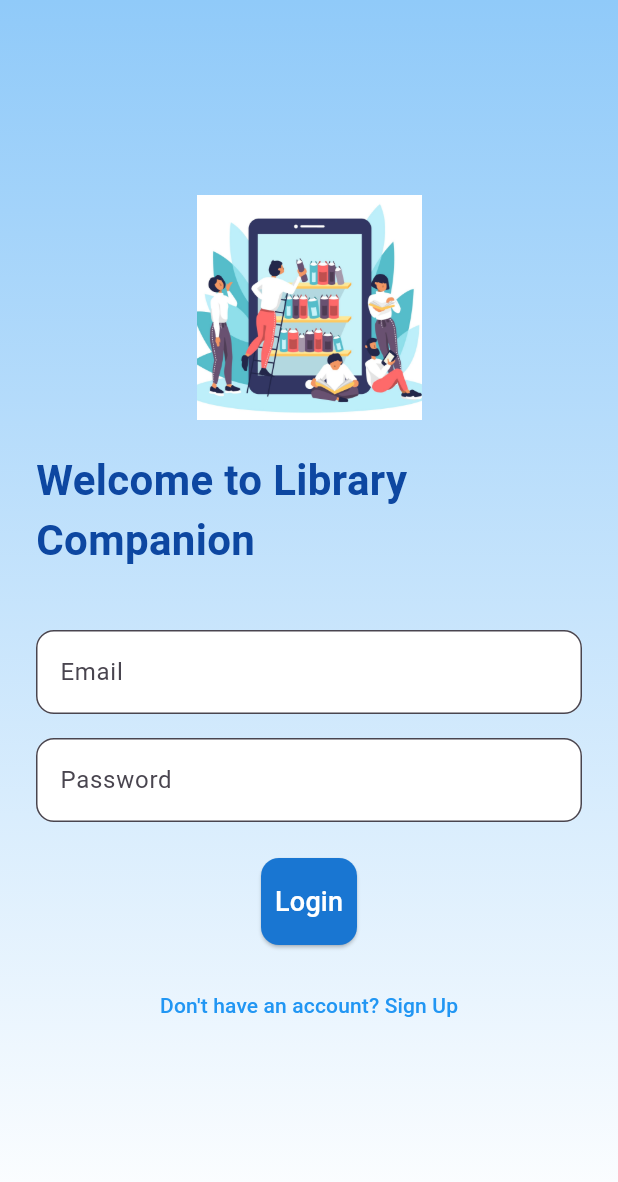
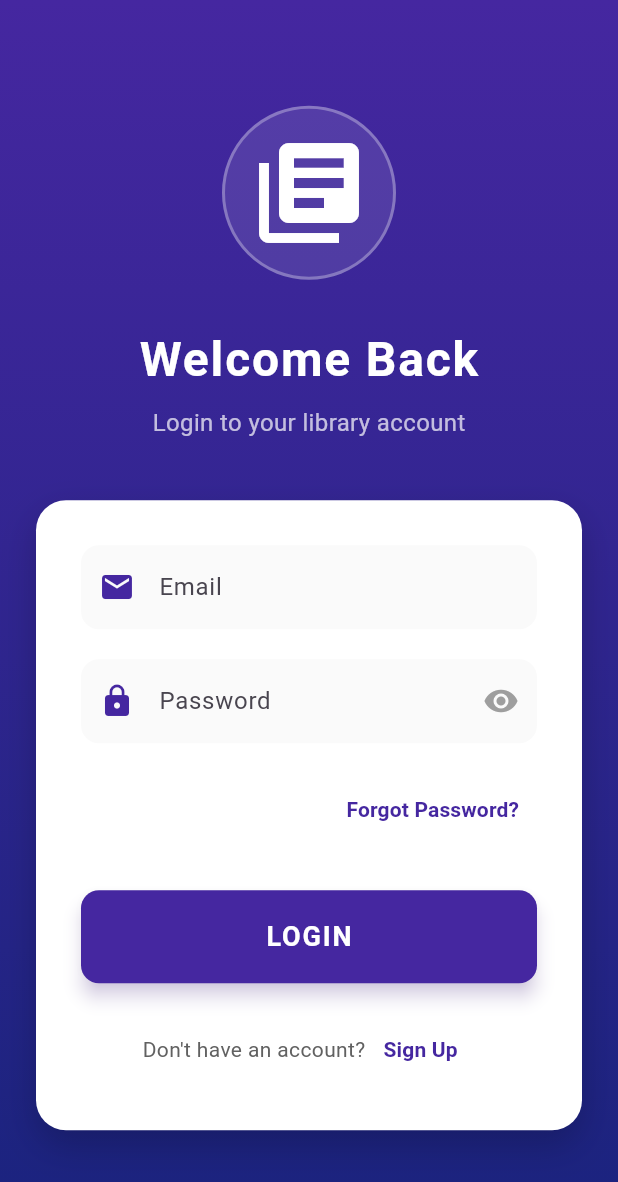
Before and after one commit to bsc-com-12-19/Library-Companion, a Flutter app: the screen it shows after launch, on a phone screen of 412 x 824 dp. Shown: the top 1182 px of the screen. Run offline on Flutter 3.47's test engine with Material 3 defaults, Android fonts, the light colour scheme and no system bars; our stand-ins replace supabase_flutter; accounts and stored records are empty.

Commit message:
update on log in
I changed the theme to match the sign up and added Updated background gradient to deep purple/indigo

Replaced image logo with elegant library book icon in circular container

Added white card with shadow for the form container

```diff
--- a/library_companion/lib/loginscreen.dart
+++ b/library_companion/lib/loginscreen.dart
@@ -13,6 +13,7 @@ class _LoginScreenState extends State<LoginScreen> with SingleTickerProviderStat
   final passwordController = TextEditingController();
   late AnimationController _controller;
   late Animation<double> _opacity;
+  bool _obscurePassword = true;
 
   @override
   void initState() {
@@ -43,43 +44,76 @@ class _LoginScreenState extends State<LoginScreen> with SingleTickerProviderStat
             begin: Alignment.topCenter,
             end: Alignment.bottomCenter,
             colors: [
-              Colors.blue.shade200,
-              Colors.white,
+              Colors.deepPurple.shade800,
+              Colors.indigo.shade900,
             ],
           ),
         ),
-        child: Padding(
+        child: Center(
+          child: SingleChildScrollView(
             padding: const EdgeInsets.all(24.0),
             child: Column(
               mainAxisAlignment: MainAxisAlignment.center,
               children: [
-              // Library logo with animation
+                // Animated logo
                 FadeTransition(
                   opacity: _opacity,
-                child: Image.asset(
-                  'assets/images/library.jpg', // Add library image to assets
-                  height: 150,
-                  width: 150,
-                  fit: BoxFit.cover,
+                  child: Container(
+                    padding: const EdgeInsets.all(16),
+                    decoration: BoxDecoration(
+                      color: Colors.white.withOpacity(0.1),
+                      shape: BoxShape.circle,
+                      border: Border.all(color: Colors.white30, width: 2),
+                    ),
+                    child: const Icon(
+                      Icons.library_books,
+                      size: 80,
+                      color: Colors.white,
                     ),
                   ),
-              const SizedBox(height: 20),
-              // Title with animation
+                ),
+                const SizedBox(height: 30),
+                // Title
                 FadeTransition(
                   opacity: _opacity,
                   child: Text(
-                  'Welcome to Library Companion',
+                    'Welcome Back',
                     style: TextStyle(
-                    fontSize: 28,
-                    fontWeight: FontWeight.bold,
-                    color: Colors.blue.shade900,
+                      fontSize: 32,
+                      fontWeight: FontWeight.w700,
+                      color: Colors.white,
+                      letterSpacing: 1.2,
+                    ),
+                  ),
+                ),
+                const SizedBox(height: 8),
+                FadeTransition(
+                  opacity: _opacity,
+                  child: Text(
+                    'Login to your library account',
+                    style: TextStyle(
+                      fontSize: 16,
+                      color: Colors.white70,
                     ),
                   ),
                 ),
                 const SizedBox(height: 40),
-              // Form with animation
+                // Form
                 FadeTransition(
                   opacity: _opacity,
+                  child: Container(
+                    padding: const EdgeInsets.all(30),
+                    decoration: BoxDecoration(
+                      color: Colors.white,
+                      borderRadius: BorderRadius.circular(20),
+                      boxShadow: [
+                        BoxShadow(
+                          color: Colors.black.withOpacity(0.2),
+                          blurRadius: 20,
+                          offset: const Offset(0, 10),
+                        )
+                      ],
+                    ),
                     child: Form(
                       key: _formKey,
                       child: Column(
@@ -88,39 +122,75 @@ class _LoginScreenState extends State<LoginScreen> with SingleTickerProviderStat
                             controller: emailController,
                             decoration: InputDecoration(
                               labelText: 'Email',
+                              prefixIcon: Icon(Icons.email, color: Colors.deepPurple.shade800),
                               filled: true,
-                          fillColor: Colors.white,
+                              fillColor: Colors.grey.shade50,
                               border: OutlineInputBorder(
                                 borderRadius: BorderRadius.circular(12),
+                                borderSide: BorderSide.none,
                               ),
+                              contentPadding: const EdgeInsets.symmetric(vertical: 16, horizontal: 20),
                             ),
                             validator: (value) => value!.isEmpty ? 'Required' : null,
                           ),
-                      const SizedBox(height: 16),
+                          const SizedBox(height: 20),
                           TextFormField(
                             controller: passwordController,
-                        obscureText: true,
+                            obscureText: _obscurePassword,
                             decoration: InputDecoration(
                               labelText: 'Password',
+                              prefixIcon: Icon(Icons.lock, color: Colors.deepPurple.shade800),
+                              suffixIcon: IconButton(
+                                icon: Icon(
+                                  _obscurePassword ? Icons.visibility : Icons.visibility_off,
+                                  color: Colors.grey,
+                                ),
+                                onPressed: () {
+                                  setState(() {
+                                    _obscurePassword = !_obscurePassword;
+                                  });
+                                },
+                              ),
                               filled: true,
-                          fillColor: Colors.white,
+                              fillColor: Colors.grey.shade50,
                               border: OutlineInputBorder(
                                 borderRadius: BorderRadius.circular(12),
+                                borderSide: BorderSide.none,
                               ),
+                              contentPadding: const EdgeInsets.symmetric(vertical: 16, horizontal: 20),
                             ),
                             validator: (value) => value!.isEmpty ? 'Required' : null,
                           ),
-                      const SizedBox(height: 24),
+                          const SizedBox(height: 20),
+                          Align(
+                            alignment: Alignment.centerRight,
+                            child: TextButton(
+                              onPressed: () {
+                                // TODO: Implement forgot password
+                              },
+                              child: Text(
+                                'Forgot Password?',
+                                style: TextStyle(
+                                  color: Colors.deepPurple.shade800,
+                                  fontWeight: FontWeight.w600,
+                                ),
+                              ),
+                            ),
+                          ),
+                          const SizedBox(height: 30),
                           ElevatedButton(
                             style: ElevatedButton.styleFrom(
-                          padding: const EdgeInsets.symmetric(vertical: 16), backgroundColor: Colors.blue.shade700,
+                              backgroundColor: Colors.deepPurple.shade800,
+                              padding: const EdgeInsets.symmetric(vertical: 18),
                               shape: RoundedRectangleBorder(
                                 borderRadius: BorderRadius.circular(12),
                               ),
+                              elevation: 5,
+                              shadowColor: Colors.deepPurple.withOpacity(0.4),
+                              minimumSize: const Size(double.infinity, 50),
                             ),
                             onPressed: () async {
                               if (_formKey.currentState!.validate()) {
-                            // Show loading dialog
                                 showDialog(
                                   context: context,
                                   barrierDismissible: false,
@@ -135,45 +205,72 @@ class _LoginScreenState extends State<LoginScreen> with SingleTickerProviderStat
                                     password: passwordController.text,
                                   );
 
-                              // Dismiss loading dialog
                                   Navigator.of(context).pop();
 
-                              // Navigate to home with success feedback
                                   ScaffoldMessenger.of(context).showSnackBar(
-                                const SnackBar(content: Text('Login successful!')),
+                                    const SnackBar(
+                                      content: Text('Login successful!'),
+                                      backgroundColor: Colors.green,
+                                    ),
                                   );
                                   Navigator.pushReplacementNamed(context, '/home');
 
                                 } on AuthException catch (e) {
                                   Navigator.of(context).pop();
                                   ScaffoldMessenger.of(context).showSnackBar(
-                                SnackBar(content: Text(e.message)),
+                                    SnackBar(
+                                      content: Text(e.message),
+                                      backgroundColor: Colors.red,
+                                    ),
                                   );
                                 } catch (e) {
                                   Navigator.of(context).pop();
                                   ScaffoldMessenger.of(context).showSnackBar(
-                                const SnackBar(content: Text('An error occurred')),
+                                    const SnackBar(
+                                      content: Text('An error occurred'),
+                                      backgroundColor: Colors.red,
+                                    ),
                                   );
                                 }
                               }
                             },
                             child: const Text(
-                          'Login',
-                          style: TextStyle(color: Colors.white, fontSize: 18),
+                              'LOGIN',
+                              style: TextStyle(
+                                color: Colors.white,
+                                fontSize: 18,
+                                fontWeight: FontWeight.w600,
+                                letterSpacing: 1.2,
                               ),
                             ),
-                      const SizedBox(height: 16),
+                          ),
+                          const SizedBox(height: 20),
+                          Row(
+                            mainAxisAlignment: MainAxisAlignment.center,
+                            children: [
+                              Text(
+                                'Don\'t have an account?',
+                                style: TextStyle(
+                                  color: Colors.grey.shade700,
+                                ),
+                              ),
                               TextButton(
                                 onPressed: () => Navigator.push(
                                   context,
                                   MaterialPageRoute(builder: (_) => SignupScreen()),
                                 ),
-                        child: const Text(
-                          'Don\'t have an account? Sign Up',
-                          style: TextStyle(color: Colors.blue),
+                                child: Text(
+                                  'Sign Up',
+                                  style: TextStyle(
+                                    color: Colors.deepPurple.shade800,
+                                    fontWeight: FontWeight.bold,
                                   ),
-                      )
+                                ),
+                              ),
                             ],
+                          ),
+                        ],
+                      ),
                     ),
                   ),
                 ),
@@ -181,6 +278,7 @@ class _LoginScreenState extends State<LoginScreen> with SingleTickerProviderStat
             ),
           ),
         ),
+      ),
     );
   }
 }
```
Lines whose indentation alone changed are shown as unchanged.
